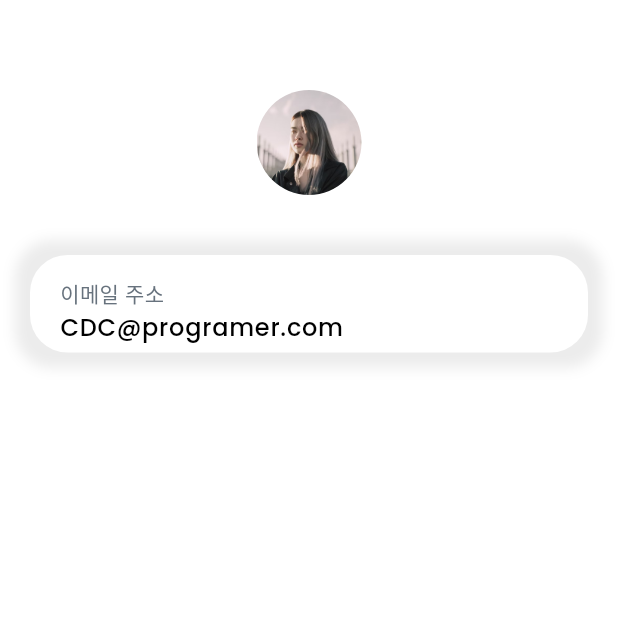
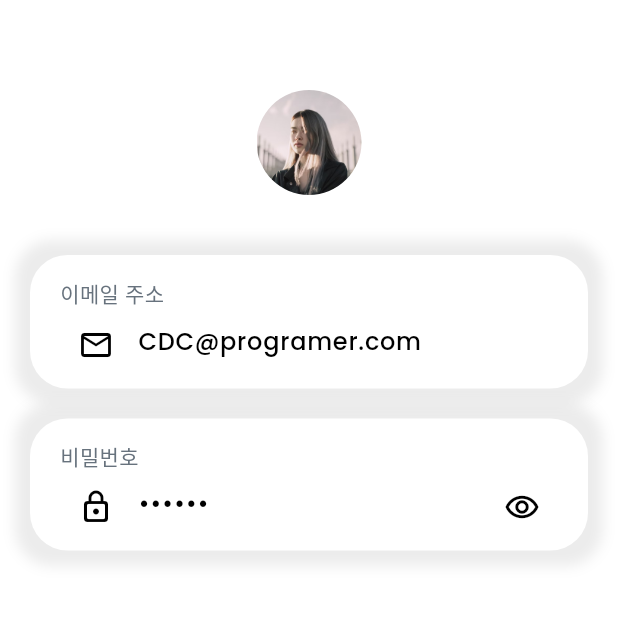
Before and after one commit to croppedeyebrow/flutter_finance_practice, a Flutter app: the screen it shows after launch, on a phone screen of 412 x 824 dp, the top half of it. Run offline on Flutter 3.47's test engine with Material 3 defaults, Android fonts, the light colour scheme and no system bars; our stand-ins replace google_fonts.

Commit message:
4.27마무리

```diff
--- a/lib/login_screen.dart
+++ b/lib/login_screen.dart
@@ -73,12 +73,59 @@ class _LoginScreenState extends State<LoginScreen> {
                           fontSize: 16,
                           color: black),
                       decoration: InputDecoration(
-                          border: InputBorder.none,
-                          prefixIcon: Icon(
-                            Icons.email,
-                            color: black,
-                          ),
-                          l),
+                        border: InputBorder.none,
+                        prefixIcon: Icon(Icons.email_outlined),
+                        prefixIconColor: black,
+                        hintText: "이메일 주소를 입력하세요",
+                      ),
+                    ),
+                  ],
+                ),
+              )),
+          SizedBox(height: 20),
+          Container(
+              width: double.infinity,
+              margin: EdgeInsets.symmetric(horizontal: 20),
+              decoration: BoxDecoration(
+                color: white,
+                borderRadius: BorderRadius.circular(25),
+                boxShadow: [
+                  BoxShadow(
+                    color: Colors.grey.withOpacity(0.2),
+                    spreadRadius: 10,
+                    blurRadius: 7,
+                  )
+                ],
+              ),
+              child: Padding(
+                padding:
+                    EdgeInsets.only(left: 20, top: 15, bottom: 5, right: 20),
+                child: Column(
+                  crossAxisAlignment: CrossAxisAlignment.start,
+                  children: [
+                    Text(
+                      "비밀번호",
+                      style: TextStyle(
+                          fontWeight: FontWeight.w500,
+                          fontSize: 14,
+                          color: Color(0xff67727d)),
+                    ),
+                    TextField(
+                      obscureText: true,
+                      controller: _password,
+                      cursorColor: black,
+                      style: TextStyle(
+                          fontWeight: FontWeight.w500,
+                          fontSize: 16,
+                          color: black),
+                      decoration: InputDecoration(
+                        border: InputBorder.none,
+                        prefixIcon: Icon(Icons.lock_outline_rounded),
+                        prefixIconColor: black,
+                        suffixIcon: Icon(Icons.remove_red_eye_outlined),
+                        suffixIconColor: black,
+                        hintText: "비밀번호를 입력하세요",
+                      ),
                     ),
                   ],
                 ),
```
